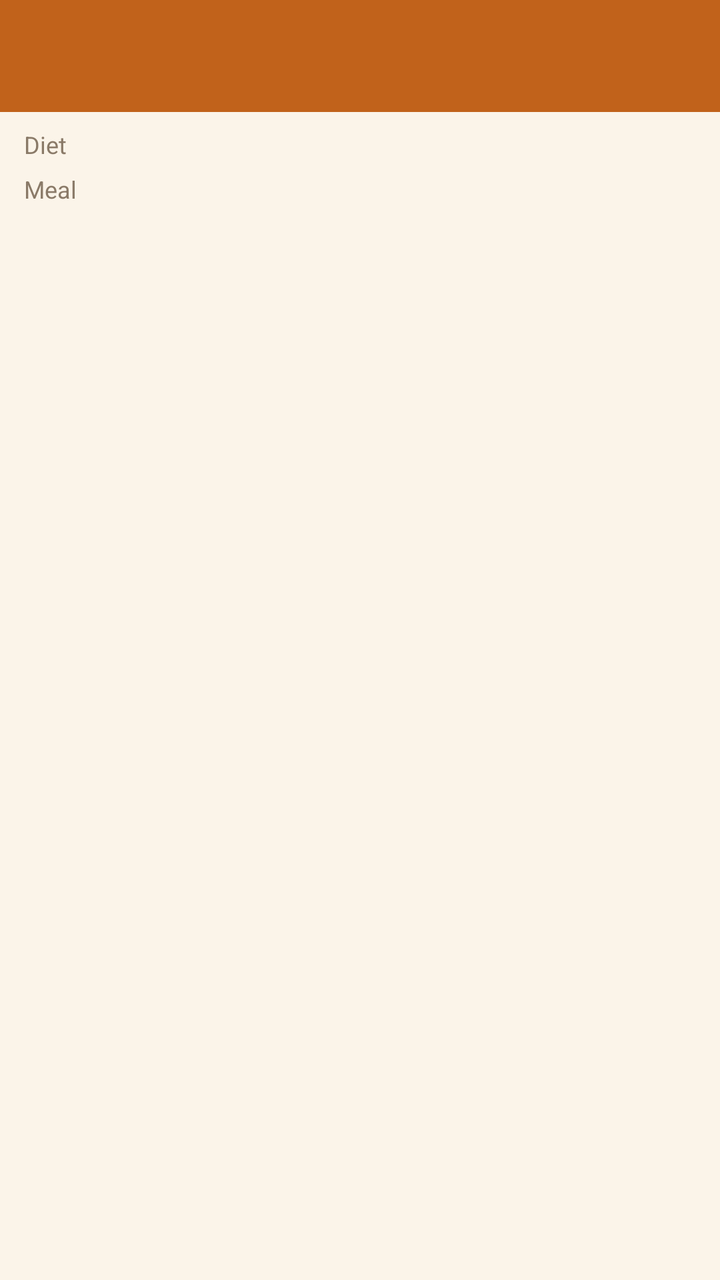
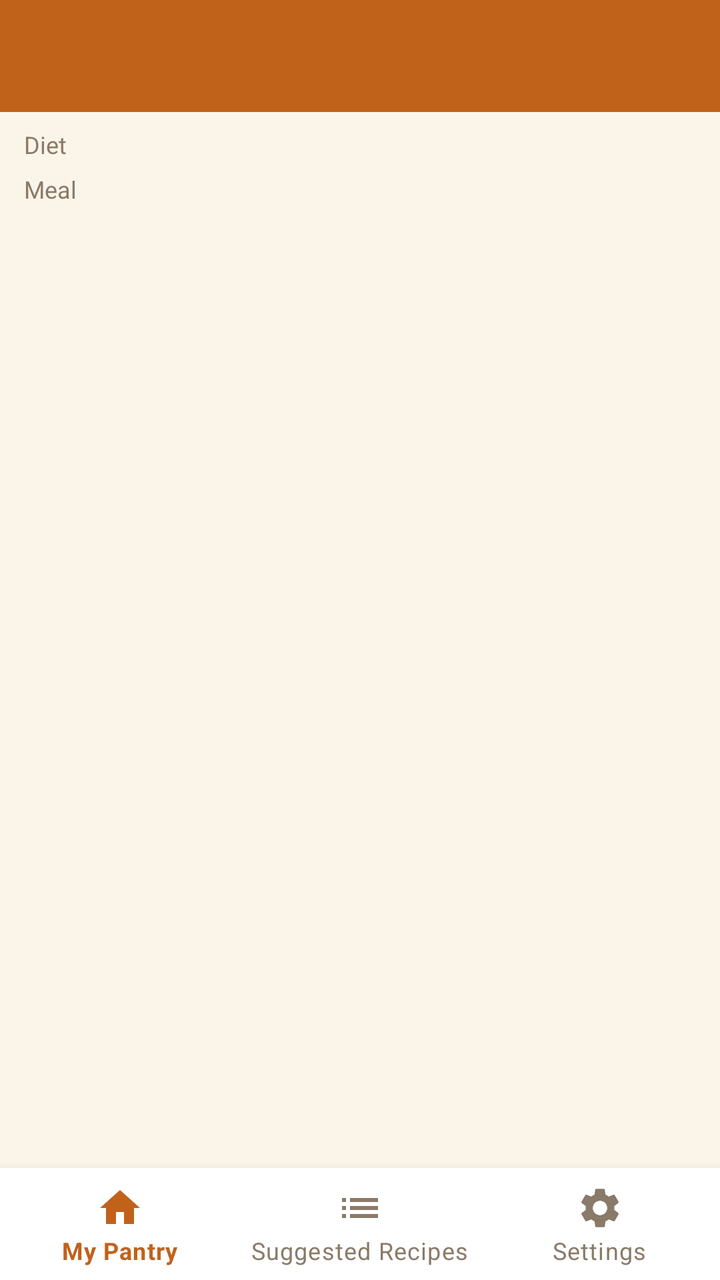

Before-and-after screenshots of an Android layout around one commit, followed by the original layout XML and the change that was made.
<!-- AndroidManifest.xml: application theme Theme.ScrapsToSavory -->
<!-- res/layout/activity_suggested_recipes.xml -->
<?xml version="1.0" encoding="utf-8"?>
<androidx.constraintlayout.widget.ConstraintLayout xmlns:android="http://schemas.android.com/apk/res/android"
    xmlns:app="http://schemas.android.com/apk/res-auto"
    android:layout_width="match_parent"
    android:layout_height="match_parent"
    android:background="@color/pantry_background">

    <androidx.appcompat.widget.Toolbar
        android:id="@+id/toolbar"
        android:layout_width="match_parent"
        android:layout_height="?attr/actionBarSize"
        android:background="@color/pantry_primary"
        android:title="@string/suggested_recipes_title"
        android:titleTextColor="@color/white"
        app:layout_constraintTop_toTopOf="parent" />

    <LinearLayout
        android:id="@+id/filterSection"
        android:layout_width="match_parent"
        android:layout_height="wrap_content"
        android:orientation="vertical"
        android:paddingStart="12dp"
        android:paddingTop="8dp"
        android:paddingEnd="12dp"
        app:layout_constraintTop_toBottomOf="@id/toolbar">

        <TextView
            android:layout_width="wrap_content"
            android:layout_height="wrap_content"
            android:text="@string/filter_diet_label"
            android:textColor="@color/pantry_text_secondary"
            android:textSize="12sp" />

        <com.google.android.material.chip.ChipGroup
            android:id="@+id/chipGroupDiet"
            android:layout_width="match_parent"
            android:layout_height="wrap_content"
            app:singleLine="false" />

        <TextView
            android:layout_width="wrap_content"
            android:layout_height="wrap_content"
            android:layout_marginTop="6dp"
            android:text="@string/filter_meal_label"
            android:textColor="@color/pantry_text_secondary"
            android:textSize="12sp" />

        <com.google.android.material.chip.ChipGroup
            android:id="@+id/chipGroupMeal"
            android:layout_width="match_parent"
            android:layout_height="wrap_content"
            app:singleLine="false" />

    </LinearLayout>

    <androidx.recyclerview.widget.RecyclerView
        android:id="@+id/recyclerSuggestedRecipes"
        android:layout_width="match_parent"
        android:layout_height="0dp"
        android:clipToPadding="false"
        android:paddingBottom="16dp"
        app:layout_constraintTop_toBottomOf="@id/filterSection"
        app:layout_constraintBottom_toBottomOf="parent" />

    <TextView
        android:id="@+id/textEmptySuggestions"
        android:layout_width="0dp"
        android:layout_height="wrap_content"
        android:layout_marginStart="32dp"
        android:layout_marginEnd="32dp"
        android:gravity="center"
        android:text="@string/empty_suggested_recipes_message"
        android:textColor="@color/pantry_text_secondary"
        android:textSize="16sp"
        android:visibility="gone"
        app:layout_constraintBottom_toBottomOf="parent"
        app:layout_constraintEnd_toEndOf="parent"
        app:layout_constraintStart_toStartOf="parent"
        app:layout_constraintTop_toBottomOf="@id/filterSection" />

</androidx.constraintlayout.widget.ConstraintLayout>
<!-- resources referenced by this layout -->
<resources>
  <color name="pantry_background">#FBF4E9</color>
  <color name="pantry_primary">#C1621B</color>
  <color name="pantry_text_secondary">#8A7A68</color>
  <color name="white">#FFFFFF</color>
  <string name="empty_suggested_recipes_message">No recipes match your pantry yet. Add more ingredients to see suggestions here.</string>
  <string name="filter_diet_label">Diet</string>
  <string name="filter_meal_label">Meal</string>
  <string name="suggested_recipes_title">Suggested Recipes</string>
  <style name="Theme.ScrapsToSavory" parent="Theme.MaterialComponents.DayNight.NoActionBar">
          <item name="colorPrimary">@color/pantry_primary</item>
          <item name="colorPrimaryDark">@color/pantry_primary_dark</item>
          <item name="colorAccent">@color/pantry_accent</item>
          <item name="android:windowBackground">@color/pantry_background</item>
      </style>
  <color name="pantry_primary_dark">#8F4712</color>
  <color name="pantry_accent">#5C6B2C</color>
</resources>

<!-- the commit's change to res/layout/activity_suggested_recipes.xml (unified diff, before → after) -->
@@ -60,7 +60,7 @@
         android:clipToPadding="false"
         android:paddingBottom="16dp"
         app:layout_constraintTop_toBottomOf="@id/filterSection"
-        app:layout_constraintBottom_toBottomOf="parent" />
+        app:layout_constraintBottom_toTopOf="@id/bottomNavigation" />
 
     <TextView
         android:id="@+id/textEmptySuggestions"
@@ -73,9 +73,19 @@
         android:textColor="@color/pantry_text_secondary"
         android:textSize="16sp"
         android:visibility="gone"
-        app:layout_constraintBottom_toBottomOf="parent"
+        app:layout_constraintBottom_toTopOf="@id/bottomNavigation"
         app:layout_constraintEnd_toEndOf="parent"
         app:layout_constraintStart_toStartOf="parent"
         app:layout_constraintTop_toBottomOf="@id/filterSection" />
 
+    <com.google.android.material.bottomnavigation.BottomNavigationView
+        android:id="@+id/bottomNavigation"
+        android:layout_width="match_parent"
+        android:layout_height="wrap_content"
+        android:background="@color/pantry_surface"
+        app:itemIconTint="@color/bottom_nav_item_color"
+        app:itemTextColor="@color/bottom_nav_item_color"
+        app:menu="@menu/menu_bottom_nav"
+        app:layout_constraintBottom_toBottomOf="parent" />
+
 </androidx.constraintlayout.widget.ConstraintLayout>
<!-- resource entries referenced after the edit -->
@@ -2,6 +2,7 @@
 <resources>
   <color name="pantry_background">#FBF4E9</color>
   <color name="pantry_primary">#C1621B</color>
+  <color name="pantry_surface">#FFFFFF</color>
   <color name="pantry_text_secondary">#8A7A68</color>
   <color name="white">#FFFFFF</color>
   <string name="empty_suggested_recipes_message">No recipes match your pantry yet. Add more ingredients to see suggestions here.</string>
